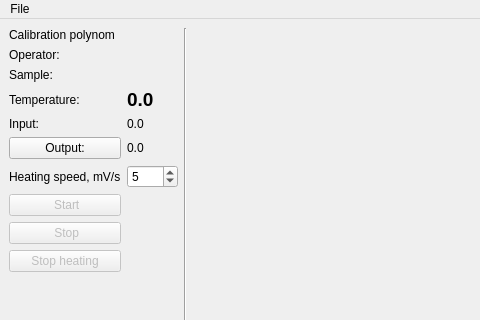
The window that assets/MainWindow.ui (ioyurev/vta-collection) describes before a commit, drawn with Qt 5; both pictures show x 0 to 480 and y 0 to 320 of the 800 by 600 pixel window.
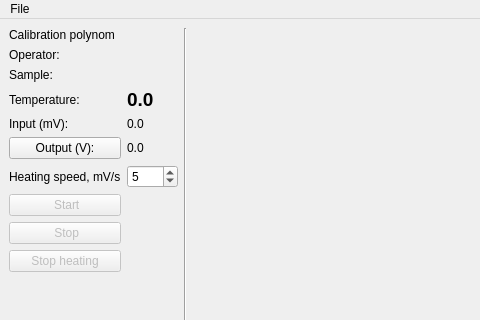
The same window after the commit. Icons and pictures are not drawn.

Commit message: fix: add units to UI labels (mV for input, V for output); add None check in set_meas_connection method in HeaterController

Diff of the .ui file:
```diff
--- a/assets/MainWindow.ui
+++ b/assets/MainWindow.ui
@@ -104,7 +104,7 @@
       <item row="7" column="0">
        <widget class="QLabel" name="label_3">
         <property name="text">
-         <string>Input:</string>
+         <string>Input (mV):</string>
         </property>
        </widget>
       </item>
@@ -127,7 +127,7 @@
       <item row="8" column="0">
        <widget class="QPushButton" name="btn_output">
         <property name="text">
-         <string>Output:</string>
+         <string>Output (V):</string>
         </property>
        </widget>
       </item>
```
The commit also changes 1 other file.
